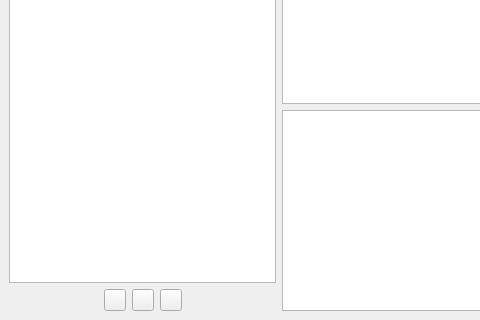
Before: the Qt Designer form src/rss.ui in qbittorrent/qBittorrent, drawn with Qt 5; both pictures show x 0 to 480 and y 127 to 447 of the 811 by 447 pixel window.
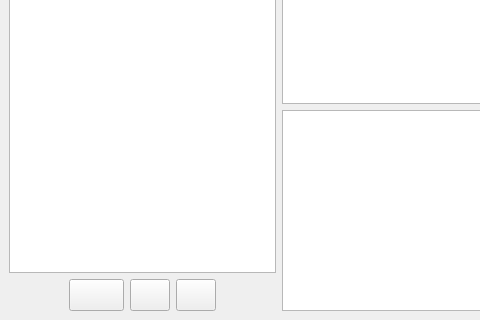
After: the same form once the commit is applied.

```diff
--- a/src/rss.ui
+++ b/src/rss.ui
@@ -83,14 +83,8 @@
           <widget class="QPushButton" name="delStream_button" >
            <property name="minimumSize" >
             <size>
-             <width>22</width>
-             <height>22</height>
-            </size>
-           </property>
-           <property name="maximumSize" >
-            <size>
-             <width>22</width>
-             <height>22</height>
+             <width>55</width>
+             <height>32</height>
             </size>
            </property>
            <property name="toolTip" >
@@ -99,20 +93,20 @@
            <property name="text" >
             <string/>
            </property>
+           <property name="iconSize" >
+            <size>
+             <width>32</width>
+             <height>32</height>
+            </size>
+           </property>
           </widget>
          </item>
          <item>
           <widget class="QPushButton" name="refreshAll_button" >
            <property name="minimumSize" >
             <size>
-             <width>22</width>
-             <height>22</height>
-            </size>
-           </property>
-           <property name="maximumSize" >
-            <size>
-             <width>22</width>
-             <height>22</height>
+             <width>32</width>
+             <height>32</height>
             </size>
            </property>
            <property name="toolTip" >
@@ -121,20 +115,20 @@
            <property name="text" >
             <string/>
            </property>
+           <property name="iconSize" >
+            <size>
+             <width>32</width>
+             <height>32</height>
+            </size>
+           </property>
           </widget>
          </item>
          <item>
           <widget class="QPushButton" name="addStream_button" >
            <property name="minimumSize" >
             <size>
-             <width>22</width>
-             <height>22</height>
-            </size>
-           </property>
-           <property name="maximumSize" >
-            <size>
-             <width>22</width>
-             <height>22</height>
+             <width>32</width>
+             <height>32</height>
             </size>
            </property>
            <property name="toolTip" >
@@ -143,6 +137,12 @@
            <property name="text" >
             <string/>
            </property>
+           <property name="iconSize" >
+            <size>
+             <width>55</width>
+             <height>32</height>
+            </size>
+           </property>
           </widget>
          </item>
          <item>
```
Left out of the diff: 95 changed lines with no effect on the pictures.
